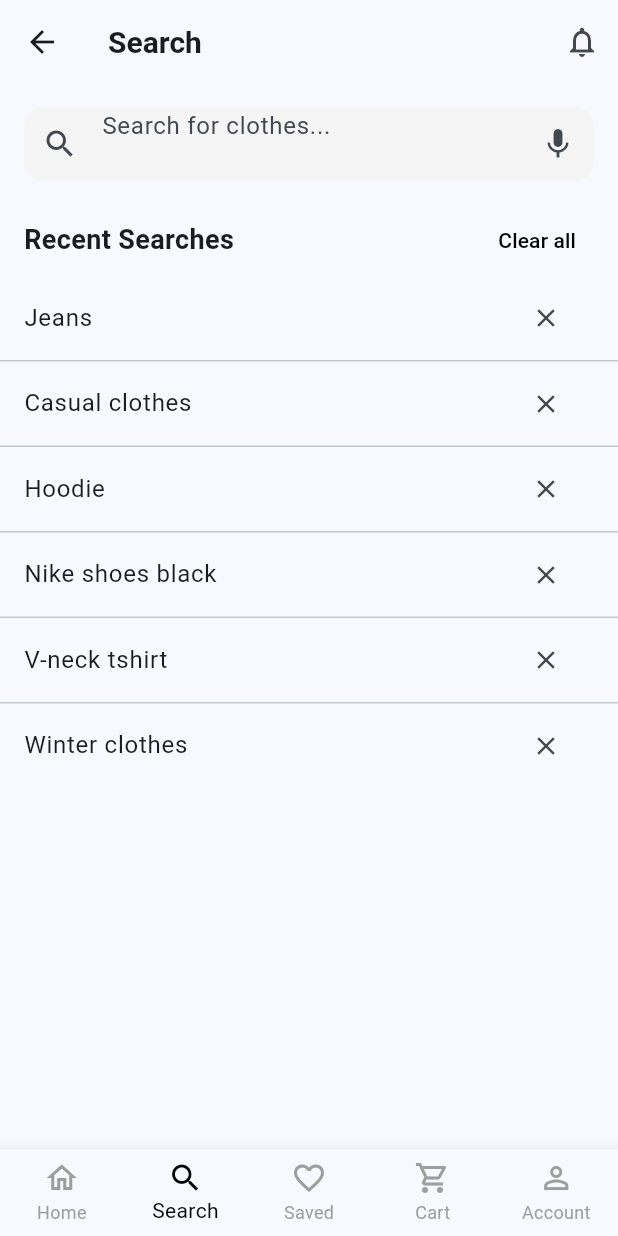
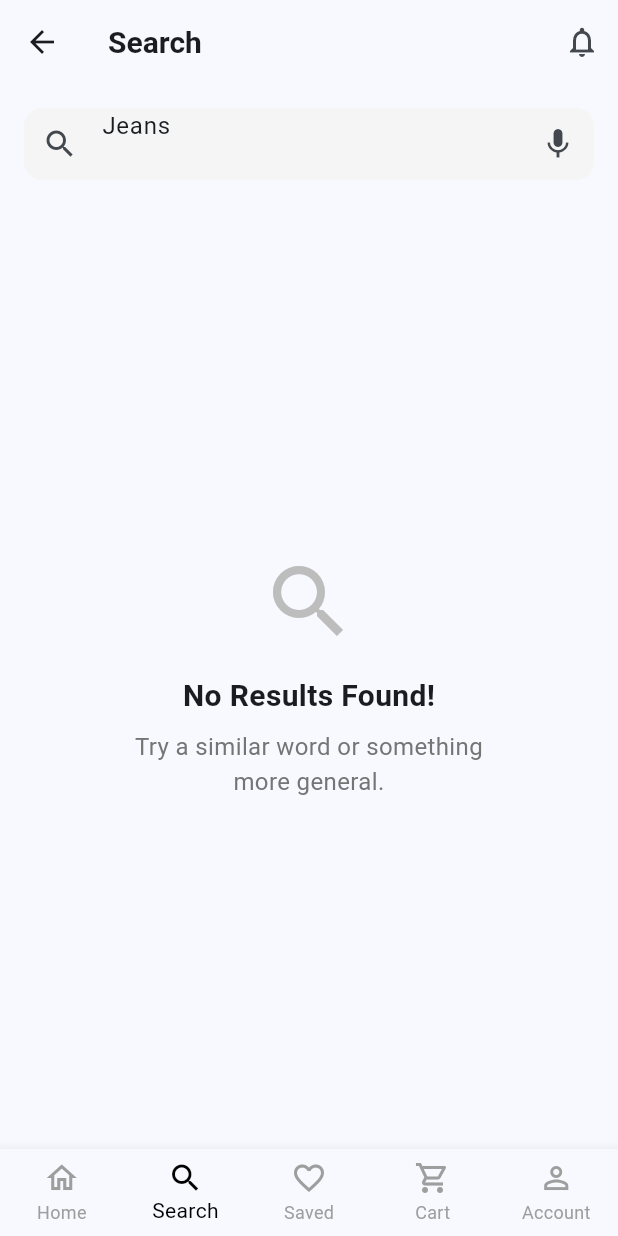
Before and after one commit to AWESOME04/MultiVendor-Flutter-App, a Flutter app: the SearchScreen screen opened directly, after a tap on "Jeans", on a phone screen of 412 x 824 dp. Run offline on Flutter 3.47's test engine with Material 3 defaults, Android fonts, the phone set to English and light mode, and no system bars; our stand-ins replace flutter_svg.

Commit message:
feat: improve search functionality

```diff
--- a/lib/screens/search_screen.dart
+++ b/lib/screens/search_screen.dart
@@ -1,7 +1,21 @@
 import 'package:flutter/material.dart';
 
-class SearchScreen extends StatelessWidget {
+class SearchScreen extends StatefulWidget {
   const SearchScreen({super.key});
+
+  @override
+  State<SearchScreen> createState() => _SearchScreenState();
+}
+
+class _SearchScreenState extends State<SearchScreen> {
+  final TextEditingController _searchController = TextEditingController();
+  bool _isSearching = false;
+
+  @override
+  void dispose() {
+    _searchController.dispose();
+    super.dispose();
+  }
 
   @override
   Widget build(BuildContext context) {
@@ -46,6 +60,12 @@ class SearchScreen extends StatelessWidget {
                 borderRadius: BorderRadius.circular(12),
               ),
               child: TextField(
+                controller: _searchController,
+                onChanged: (value) {
+                  setState(() {
+                    _isSearching = value.isNotEmpty;
+                  });
+                },
                 decoration: InputDecoration(
                   hintText: 'Search for clothes...',
                   prefixIcon: const Icon(Icons.search),
@@ -60,6 +80,40 @@ class SearchScreen extends StatelessWidget {
             ),
           ),
 
+          if (_isSearching)
+            // No Results Found
+            Expanded(
+              child: Center(
+                child: Column(
+                  mainAxisAlignment: MainAxisAlignment.center,
+                  children: [
+                    Icon(
+                      Icons.search,
+                      size: 64,
+                      color: Colors.grey[400],
+                    ),
+                    const SizedBox(height: 16),
+                    const Text(
+                      'No Results Found!',
+                      style: TextStyle(
+                        fontSize: 20,
+                        fontWeight: FontWeight.bold,
+                      ),
+                    ),
+                    const SizedBox(height: 8),
+                    Text(
+                      'Try a similar word or something\nmore general.',
+                      textAlign: TextAlign.center,
+                      style: TextStyle(
+                        fontSize: 16,
+                        color: Colors.grey[600],
+                      ),
+                    ),
+                  ],
+                ),
+              ),
+            )
+          else ...[
             // Recent Searches Header
             Padding(
               padding: const EdgeInsets.symmetric(horizontal: 16),
@@ -98,11 +152,17 @@ class SearchScreen extends StatelessWidget {
                       icon: const Icon(Icons.close, size: 20),
                       onPressed: () {},
                     ),
-                  onTap: () {},
+                    onTap: () {
+                      setState(() {
+                        _searchController.text = recentSearches[index];
+                        _isSearching = true;
+                      });
+                    },
                   );
                 },
               ),
             ),
+          ],
         ],
       ),
       bottomNavigationBar: BottomNavigationBar(
```
Also changed, not shown: lib/screens/product_details_screen.dart (+8 -4 lines). Lines whose indentation alone changed are shown as unchanged.
